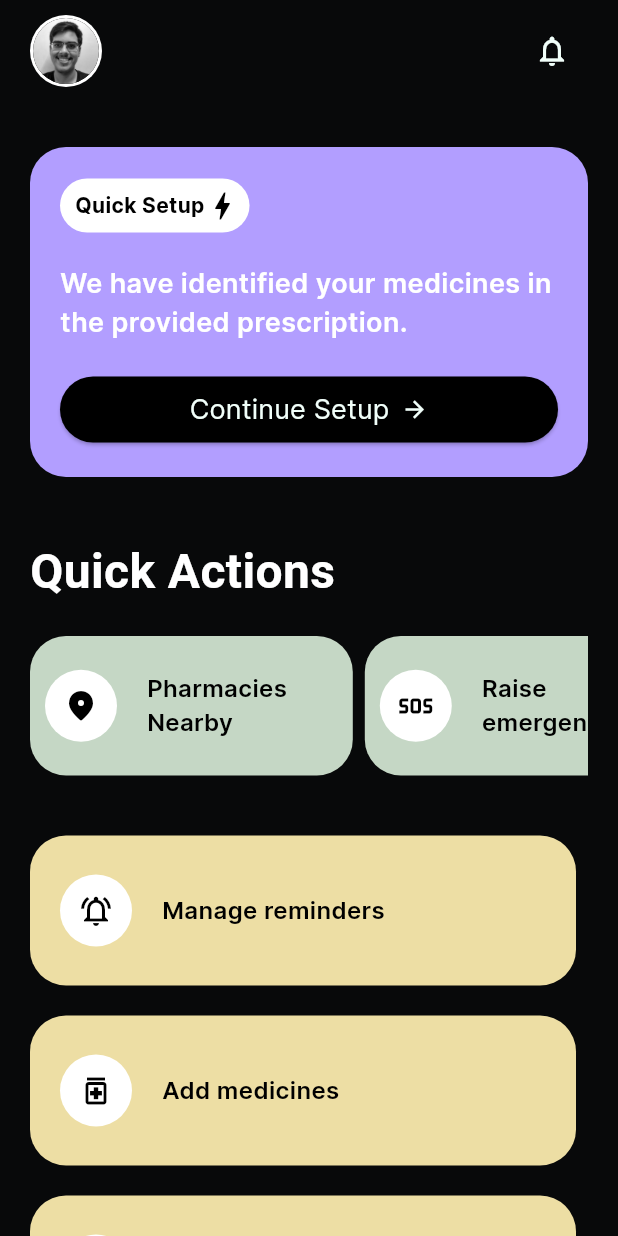
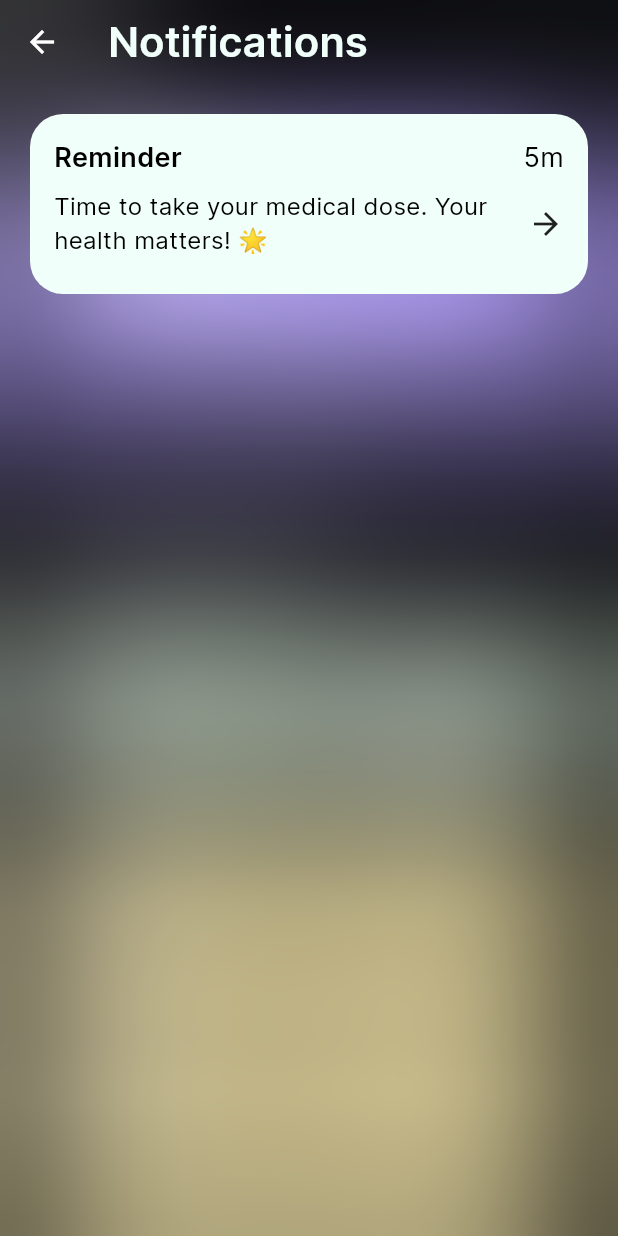
Before and after one commit to saksham-gt/chang-pharma, a Flutter app: the HomeScreen screen opened by its route, after a tap on the "notifications none" icon, on a phone screen of 412 x 824 dp. Run offline on Flutter 3.47's test engine with Material 3 defaults, Android fonts, the phone set to English and light mode, and no system bars; drawn by our look-alikes of carousel_slider; our stand-ins replace dio, flutter_riverpod, get_it, image_picker.

Commit message:
feat: add notifications screen

```diff
--- a/lib/main.dart
+++ b/lib/main.dart
@@ -9,6 +9,7 @@ import 'package:flutter/material.dart';
 import 'package:flutter_riverpod/flutter_riverpod.dart';
 
 import 'screens/manage_reminders_screen.dart';
+import 'screens/notifications_screen.dart';
 import 'screens/phone_number_screen.dart';
 import 'screens/home_screen.dart';
 import 'screens/landing_screen.dart';
@@ -79,6 +80,7 @@ class MyApp extends StatelessWidget {
         '/manage-reminders': (context) => const ManageRemindersScreen(),
         '/scannedMeds': (context) => const ScannedMedsScreen(),
         '/formForMed': (context) => const FormForMedScreen(),
+        '/notifications': (context) => const NotificationsScreen(),
       },
     );
   }
--- a/lib/screens/home_screen.dart
+++ b/lib/screens/home_screen.dart
@@ -1,4 +1,5 @@
 import 'package:carousel_slider/carousel_slider.dart';
+import 'package:changpharma/screens/notifications_screen.dart';
 import 'package:changpharma/utils/colors.dart';
 import 'package:changpharma/utils/theme.dart';
 import 'package:flutter/material.dart';
@@ -40,7 +41,7 @@ class HomeScreen extends StatelessWidget {
                         Icons.notifications_none_outlined,
                         color: SystemColors.mintCream,
                       ),
-                      onPressed: onNotificationsButtonClicked,
+                      onPressed: () => onNotificationsButtonClicked(context),
                     ),
                   ],
                 ),
@@ -307,7 +308,7 @@ class HomeScreen extends StatelessWidget {
                             child: Text(
                               'Manage reminders',
                               style: TextStyle(
-                                fontSize: 16,
+                                fontSize: 18,
                                 fontWeight: FontWeight.w600,
                                 color: Colors.black,
                                 fontFamily: CPFont.fontFamily,
@@ -351,7 +352,7 @@ class HomeScreen extends StatelessWidget {
                             child: Text(
                               'Add medicines',
                               style: TextStyle(
-                                fontSize: 16,
+                                fontSize: 18,
                                 fontWeight: FontWeight.w600,
                                 color: Colors.black,
                                 fontFamily: CPFont.fontFamily,
@@ -390,7 +391,7 @@ class HomeScreen extends StatelessWidget {
                           child: Text(
                             'Doctor appointments',
                             style: TextStyle(
-                              fontSize: 16,
+                              fontSize: 18,
                               fontWeight: FontWeight.w600,
                               color: Colors.black,
                               fontFamily: CPFont.fontFamily,
@@ -410,7 +411,14 @@ class HomeScreen extends StatelessWidget {
     );
   }
 
-  void onNotificationsButtonClicked() {}
+  void onNotificationsButtonClicked(BuildContext context) {
+    Navigator.of(context).push(
+      PageRouteBuilder(
+        opaque: false,
+        pageBuilder: (_, __, ___) => const NotificationsScreen(),
+      ),
+    );
+  }
 
   Future<void> _launchUrl(Uri uri) async {
     if (!await launchUrl(uri)) {
--- /dev/null
+++ b/lib/screens/notifications_screen.dart
@@ -0,0 +1,98 @@
+import 'dart:ui';
+
+import 'package:changpharma/utils/colors.dart';
+import 'package:changpharma/utils/theme.dart';
+import 'package:flutter/material.dart';
+
+class NotificationsScreen extends StatelessWidget {
+  const NotificationsScreen({super.key});
+
+  @override
+  Widget build(BuildContext context) {
+    return BackdropFilter(
+      filter: ImageFilter.blur(
+        sigmaX: 50,
+        sigmaY: 50,
+      ),
+      child: Scaffold(
+        backgroundColor: Colors.transparent,
+        appBar: AppBar(
+          backgroundColor: Colors.transparent,
+          title: const Text(
+            'Notifications',
+            style: TextStyle(
+              fontFamily: CPFont.fontFamily,
+              fontSize: 28.0,
+              color: SystemColors.mintCream,
+              fontWeight: FontWeight.w600,
+            ),
+          ),
+        ),
+        body: SingleChildScrollView(
+          child: Padding(
+            padding: const EdgeInsets.symmetric(horizontal: 20.0),
+            child: Column(
+              crossAxisAlignment: CrossAxisAlignment.stretch,
+              children: [
+                const SizedBox(height: 20),
+                Container(
+                  height: 120,
+                  decoration: BoxDecoration(
+                    color: SystemColors.mintCream,
+                    borderRadius: BorderRadius.circular(22),
+                  ),
+                  padding: const EdgeInsets.all(16),
+                  child: const Column(
+                    crossAxisAlignment: CrossAxisAlignment.end,
+                    children: [
+                      Row(
+                        mainAxisAlignment: MainAxisAlignment.spaceBetween,
+                        children: [
+                          Text(
+                            'Reminder',
+                            style: TextStyle(
+                              fontFamily: CPFont.fontFamily,
+                              fontSize: 18,
+                              color: Colors.black,
+                              fontWeight: FontWeight.w600,
+                            ),
+                          ),
+                          Text(
+                            '5m',
+                            style: TextStyle(
+                              fontFamily: CPFont.fontFamily,
+                              fontSize: 18,
+                              color: Colors.black,
+                            ),
+                          ),
+                        ],
+                      ),
+                      SizedBox(height: 8),
+                      Row(
+                        mainAxisAlignment: MainAxisAlignment.spaceBetween,
+                        children: [
+                          Expanded(
+                            flex: 5,
+                            child: Text(
+                              'Time to take your medical dose. Your health matters! 🌟',
+                              style: TextStyle(
+                                fontFamily: CPFont.fontFamily,
+                                fontSize: 16,
+                                color: Colors.black,
+                              ),
+                            ),
+                          ),
+                          Icon(Icons.arrow_forward),
+                        ],
+                      ),
+                    ],
+                  ),
+                )
+              ],
+            ),
+          ),
+        ),
+      ),
+    );
+  }
+}
```
